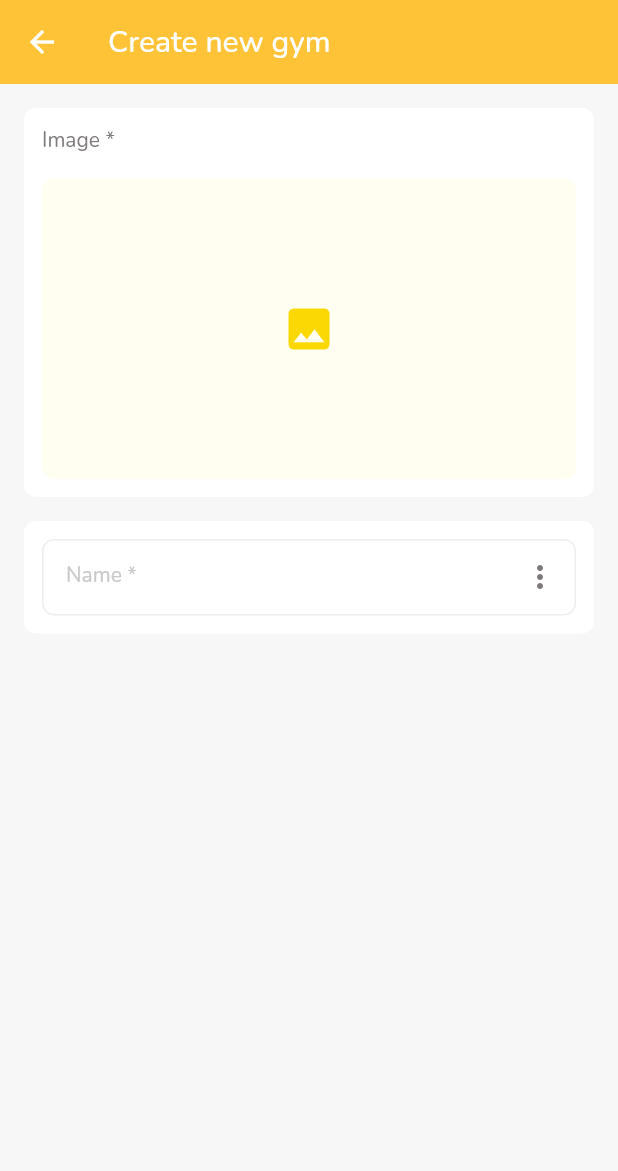
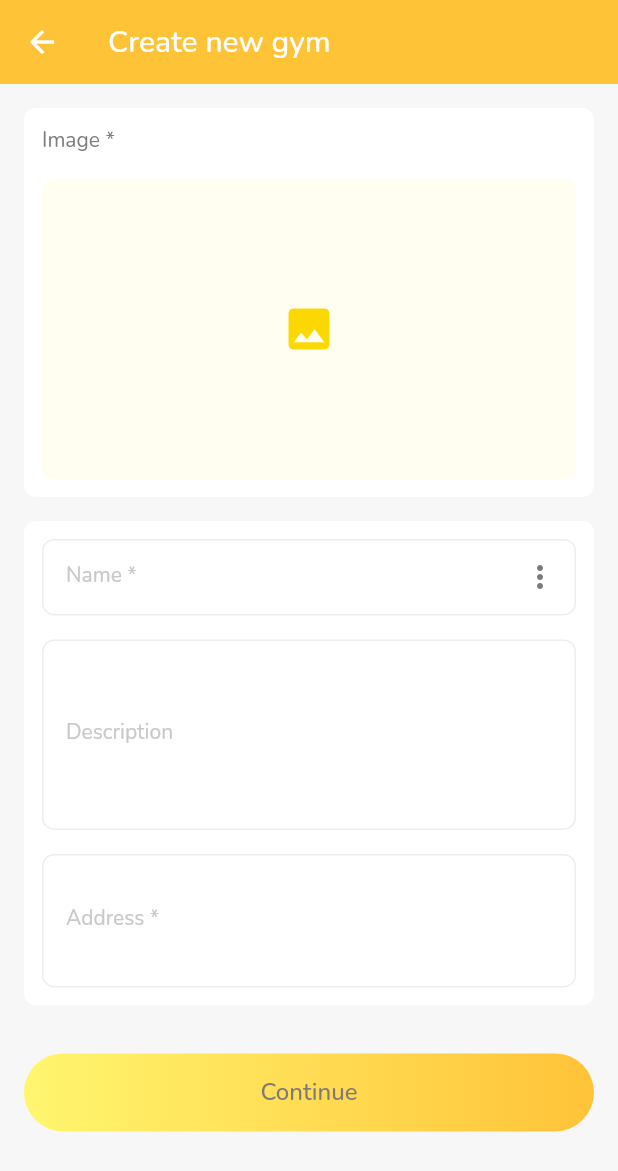
Before and after one commit to feiwhang/mayo, a Flutter app: the CreateGymScreen screen opened directly, on a phone screen of 412 x 824 dp. Shown: the top 1171 px of the screen. Run offline on Flutter 3.47's test engine with Material 2 defaults, Android fonts, the phone set to English and light mode, and no system bars; our stand-ins replace cloud_firestore, firebase_auth, firebase_core, flutter_riverpod, google_fonts, image_picker and 2 more; accounts and stored records are empty; generated files the repository leaves out were written again.

Commit message:
complete create gym form with validation & init pick gym location screen

```diff
--- a/lib/l10n/app_en.arb
+++ b/lib/l10n/app_en.arb
@@ -51,5 +51,8 @@
     "img": "Image",
     "cancel": "Cancel",
     "done": "Done",
-    "selectOffical": "Select Offical gyms"
+    "selectOffical": "Select Offical gyms",
+    "description": "Description",
+    "address": "Address",
+    "pickLocation": "Pick gym location"
 }
--- a/lib/l10n/app_th.arb
+++ b/lib/l10n/app_th.arb
@@ -51,5 +51,8 @@
     "img": "รูปภาพ",
     "cancel": "ยกเลิก",
     "done": "เสร็จสิ้น",
-    "selectOffical": "เลือกจากยิมมาตรฐาน"
+    "selectOffical": "เลือกจากยิมมาตรฐาน",
+    "description": "คำอธิบาย",
+    "address": "ที่อยู่",
+    "pickLocation": "เลือกตำแหน่งยิม"
 }
--- a/lib/providers/new_gym_provider.dart
+++ b/lib/providers/new_gym_provider.dart
@@ -1,3 +1,4 @@
+import 'package:flutter/material.dart';
 import 'package:flutter_riverpod/flutter_riverpod.dart';
 import 'package:image_picker/image_picker.dart';
 
@@ -8,8 +9,10 @@ final newGymProvider =
 
 class NewGym {
   XFile? imageFile;
-  String? name;
   bool isOffical = false;
+  TextEditingController nameController = TextEditingController();
+  TextEditingController descController = TextEditingController();
+  TextEditingController addressController = TextEditingController();
 }
 
 class NewGymNotifier extends StateNotifier<NewGym> {
@@ -19,6 +22,9 @@ class NewGymNotifier extends StateNotifier<NewGym> {
     NewGym newState = NewGym();
 
     newState.imageFile = state.imageFile;
+    newState.nameController.text = state.nameController.text;
+    newState.descController.text = state.descController.text;
+    newState.addressController.text = state.addressController.text;
 
     return newState;
   }
@@ -30,13 +36,4 @@ class NewGymNotifier extends StateNotifier<NewGym> {
 
     state = newState;
   }
-
-  void setName(String newName, bool isOffical) {
-    NewGym newState = copyState;
-
-    newState.name = newName;
-    newState.isOffical = isOffical;
-
-    state = newState;
-  }
 }
--- a/lib/screens/admin/create_gym_screen.dart
+++ b/lib/screens/admin/create_gym_screen.dart
@@ -6,17 +6,20 @@ import 'package:flutter_gen/gen_l10n/app_localizations.dart';
 import 'package:flutter_riverpod/flutter_riverpod.dart';
 import 'package:image_picker/image_picker.dart';
 import 'package:mayo/providers/new_gym_provider.dart';
+import 'package:mayo/screens/admin/pick_location_screen.dart';
 import 'package:mayo/utils/api_services.dart';
 import 'package:mayo/utils/constants/color_const.dart';
 import 'package:mayo/utils/constants/main_const.dart';
 import 'package:mayo/utils/constants/space_const.dart';
 import 'package:mayo/utils/constants/text_style_const.dart';
+import 'package:mayo/widgets/alert_dialogs.dart';
+import 'package:mayo/widgets/cta.dart';
 
-class CreateGymScreen extends StatelessWidget {
+class CreateGymScreen extends ConsumerWidget {
   const CreateGymScreen({Key? key}) : super(key: key);
 
   @override
-  Widget build(BuildContext context) {
+  Widget build(BuildContext context, WidgetRef ref) {
     return Scaffold(
       backgroundColor: lightestGreyColor,
       appBar: AppBar(
@@ -27,10 +30,44 @@ class CreateGymScreen extends StatelessWidget {
       body: Padding(
         padding: const EdgeInsets.all(16.0),
         child: ListView(
-          children: [const ImagePickerSection(), vSpaceM, InfoFormSection()],
+          children: [
+            const ImagePickerSection(),
+            vSpaceM,
+            const InfoFormSection(),
+            vSpaceXL,
+            Cta(
+              label: AppLocalizations.of(context)!.cont,
+              onPressed: () {
+                // validate new gym form
+                validateCreateGymForm(ref)
+                    ? // ok
+                    Navigator.of(context).push(MaterialPageRoute(
+                        builder: (context) => const PickLocationScreen()))
+                    : showDialog(
+                        context: navigatorKey.currentContext!,
+                        builder: (BuildContext context) => ErrorDialog(
+                          errTitle: AppLocalizations.of(context)!.sthWentWrong,
+                          errText: AppLocalizations.of(context)!.errorBlank,
+                        ),
+                      );
+              },
+            ),
+          ],
         ),
       ),
     );
+  }
+
+  bool validateCreateGymForm(WidgetRef ref) {
+    NewGym newGym = ref.watch(newGymProvider);
+
+    if (newGym.imageFile == null ||
+        newGym.nameController.text.isEmpty ||
+        newGym.addressController.text.isEmpty) {
+      return false;
+    }
+
+    return true;
   }
 }
 
@@ -103,11 +140,12 @@ class ImagePickerSection extends ConsumerWidget {
 }
 
 class InfoFormSection extends ConsumerWidget {
-  InfoFormSection({Key? key}) : super(key: key);
-  final TextEditingController nameController = TextEditingController();
+  const InfoFormSection({Key? key}) : super(key: key);
 
   @override
   Widget build(BuildContext context, WidgetRef ref) {
+    NewGym newGym = ref.watch(newGymProvider);
+
     return Container(
       decoration: BoxDecoration(
         color: Colors.white,
@@ -125,7 +163,7 @@ class InfoFormSection extends ConsumerWidget {
                     showCupertinoModalPopup(
                         context: context,
                         builder: (context) => SelectOfficalNameModal(
-                            nameController: nameController));
+                            nameController: newGym.nameController));
                   },
                   child: const Icon(
                     Icons.more_vert,
@@ -138,7 +176,33 @@ class InfoFormSection extends ConsumerWidget {
               keyboardType: TextInputType.text,
               maxLength: 255,
               maxLines: 1,
-              controller: nameController,
+              controller: newGym.nameController,
+              style: normalTextStyle(darkTextColor),
+            ),
+            vSpaceM,
+            TextFormField(
+              decoration: roundedRectDecor(
+                AppLocalizations.of(context)!.description,
+              ),
+              textAlignVertical: TextAlignVertical.center,
+              textAlign: TextAlign.start,
+              keyboardType: TextInputType.text,
+              maxLength: 255,
+              maxLines: 5,
+              controller: newGym.descController,
+              style: normalTextStyle(darkTextColor),
+            ),
+            vSpaceM,
+            TextFormField(
+              decoration: roundedRectDecor(
+                "${AppLocalizations.of(context)!.address} *",
+              ),
+              textAlignVertical: TextAlignVertical.center,
+              textAlign: TextAlign.start,
+              keyboardType: TextInputType.text,
+              maxLength: 255,
+              maxLines: 3,
+              controller: newGym.addressController,
               style: normalTextStyle(darkTextColor),
             ),
           ],
```
Also changed, not shown: lib/screens/admin/pick_location_screen.dart (added, +18 -0 lines).
